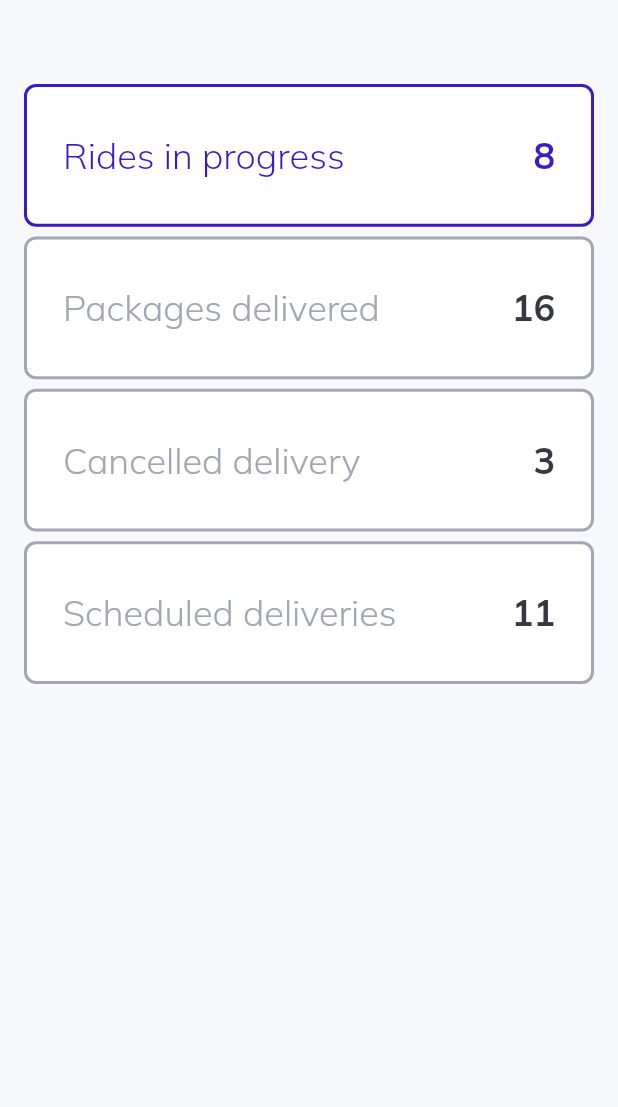
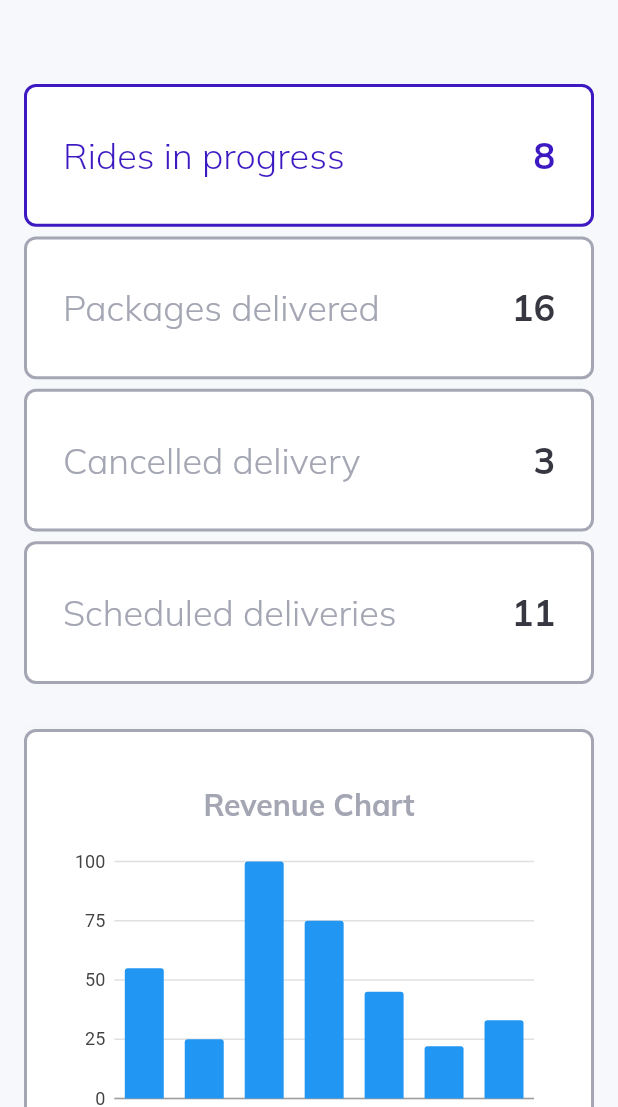
Before and after one commit to guischpor/flutter_web_dashboard_template, a Flutter app: the screen it shows after launch, on a phone screen of 412 x 824 dp, the part 129-1236 px from its top. Run offline on Flutter 3.47's test engine with Material 2 defaults, Android fonts, the phone set to English and light mode, and no system bars; our stand-ins replace charts_flutter, get, google_fonts.

Commit message:
criado a responsividade do grafico

```diff
--- a/lib/pages/overview/overview_page.dart
+++ b/lib/pages/overview/overview_page.dart
@@ -4,6 +4,8 @@ import 'package:flutter_web_dashboard_template/helpers/responsive_widget.dart';
 import 'package:flutter_web_dashboard_template/pages/overview/widgets/overview_cards_large_screen.dart';
 import 'package:flutter_web_dashboard_template/pages/overview/widgets/overview_cards_medium_screen.dart';
 import 'package:flutter_web_dashboard_template/pages/overview/widgets/overview_cards_small_screen.dart';
+import 'package:flutter_web_dashboard_template/pages/overview/widgets/revenue_section_large.dart';
+import 'package:flutter_web_dashboard_template/pages/overview/widgets/revenue_section_small.dart';
 import 'package:flutter_web_dashboard_template/widgets/custom_text.dart';
 import 'package:get/get.dart';
 
@@ -41,6 +43,10 @@ class OverViewPage extends StatelessWidget {
                   const OverviewCardLargeScreen()
               else
                 const OverviewCardSmallScreen(),
+              if (!ResponsiveWidget.isSmallScreen(context))
+                const RevenueSectionLarge()
+              else
+                const RevenueSectionSmall()
             ],
           ),
         ),
--- /dev/null
+++ b/lib/pages/overview/widgets/revenue_section_small.dart
@@ -0,0 +1,94 @@
+import 'package:flutter/material.dart';
+
+import '../../../constants/web_colors.dart';
+import '../../../widgets/custom_text.dart';
+import 'bar_chart.dart';
+import 'revenue_info.dart';
+
+class RevenueSectionSmall extends StatelessWidget {
+  const RevenueSectionSmall({Key? key}) : super(key: key);
+
+  @override
+  Widget build(BuildContext context) {
+    return Container(
+      padding: const EdgeInsets.all(24),
+      margin: const EdgeInsets.symmetric(vertical: 30),
+      decoration: BoxDecoration(
+        color: Colors.white,
+        borderRadius: BorderRadius.circular(8),
+        boxShadow: [
+          BoxShadow(
+            offset: const Offset(0, 6),
+            color: lightGrey.withOpacity(.1),
+            blurRadius: 12,
+          )
+        ],
+        border: Border.all(
+          color: lightGrey,
+          width: 2,
+        ),
+      ),
+      child: Column(
+        children: [
+          SizedBox(
+            height: 260,
+            child: Column(
+              mainAxisAlignment: MainAxisAlignment.spaceEvenly,
+              children: [
+                CustomText(
+                  text: 'Revenue Chart',
+                  fontSize: 20,
+                  color: lightGrey,
+                  fontWeight: FontWeight.bold,
+                ),
+                SizedBox(
+                  width: 600,
+                  height: 200,
+                  child: SimpleBarChart.withSampleData(),
+                )
+              ],
+            ),
+          ),
+          Container(
+            width: 120,
+            height: 1,
+            color: lightGrey,
+          ),
+          SizedBox(
+            height: 260,
+            child: Column(
+              mainAxisAlignment: MainAxisAlignment.spaceEvenly,
+              children: [
+                Row(
+                  children: const [
+                    RevenueInfo(
+                      title: "Today's",
+                      amount: "23",
+                    ),
+                    RevenueInfo(
+                      title: "Last 7 days",
+                      amount: "150",
+                    ),
+                  ],
+                ),
+                const SizedBox(height: 30),
+                Row(
+                  children: const [
+                    RevenueInfo(
+                      title: "Last 30 days",
+                      amount: "1,123",
+                    ),
+                    RevenueInfo(
+                      title: "Last 12 months",
+                      amount: "4,256",
+                    ),
+                  ],
+                ),
+              ],
+            ),
+          )
+        ],
+      ),
+    );
+  }
+}
```
Also changed, not shown: lib/pages/overview/widgets/revenue_info.dart (added, +40 -0 lines), lib/pages/overview/widgets/revenue_section_large.dart (added, +91 -0 lines).
